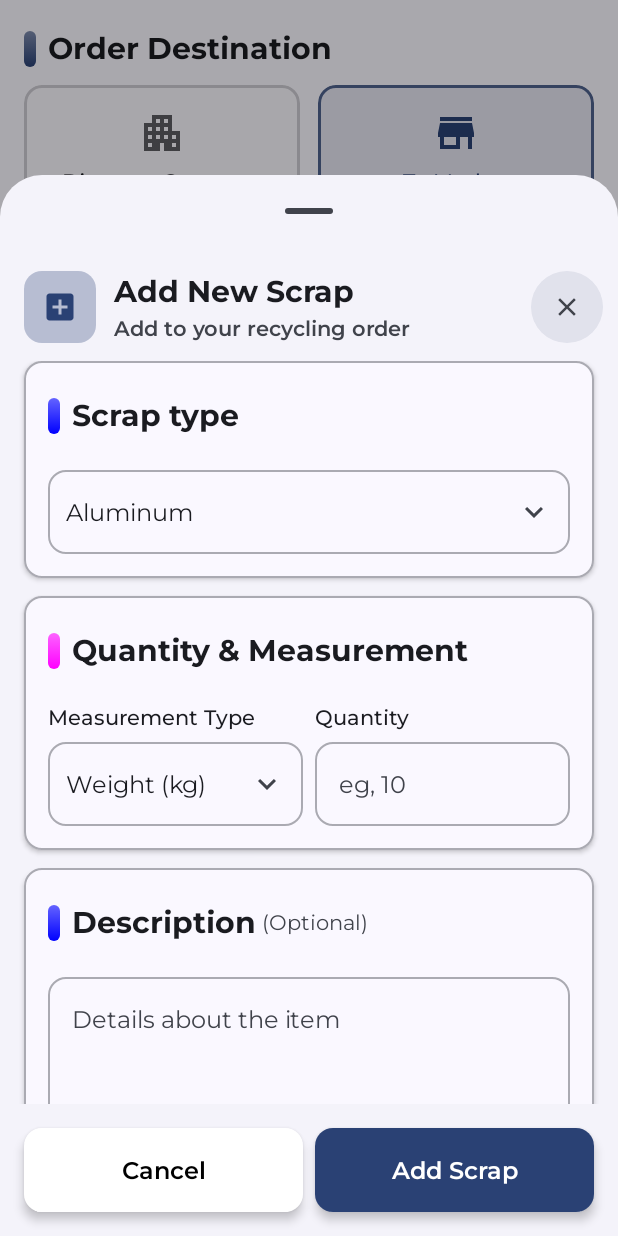
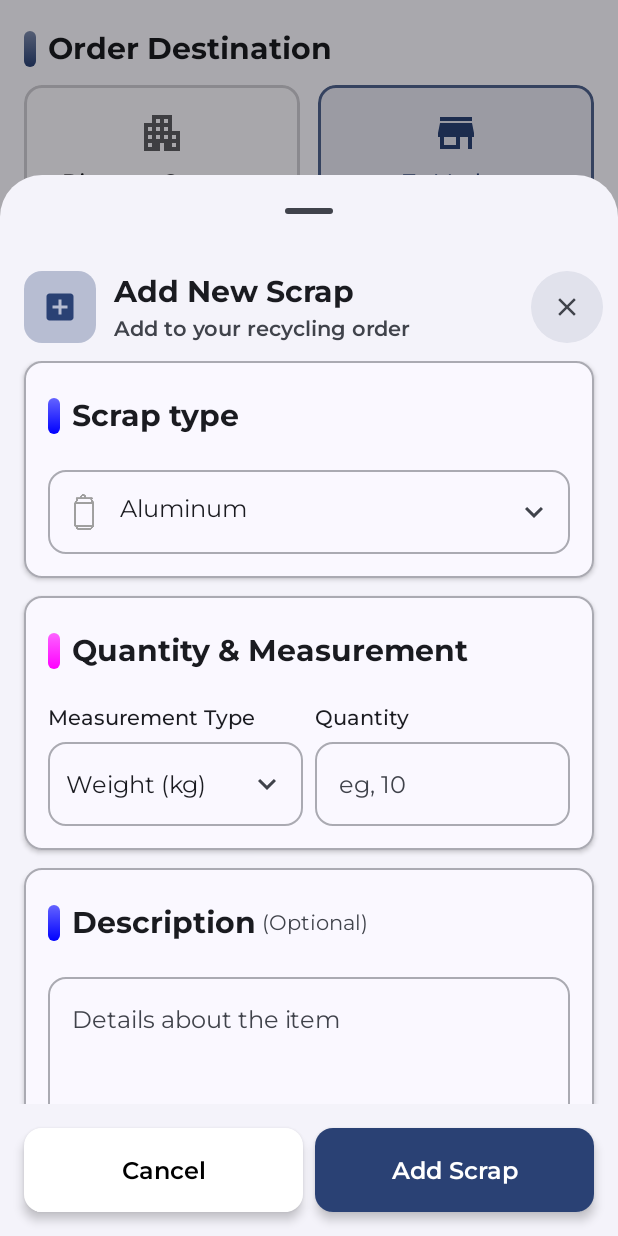
Before and after one commit to ahmedsaad207/Souq-El-Khorda, an Android app built with Jetpack Compose: the composable SellScreen shown on its own in the app's theme, after a tap on "add item", on a phone screen of 412 x 824 dp. Run offline under Robolectric (Android 15) with nearby library versions, the phone set to English and light mode, and no system bars; our stand-ins replace Dagger/Hilt's generated code, Firebase (no records; nobody signed in at launch, a user with empty details on screens opened directly), Room's generated code; libraries missing offline, so code that uses them is left out: androidx.hilt.lifecycle; pictures from the network do not load; Roboto replaces fonts that are not available here; 6 statements that could not run were skipped; 2 other taps on this screen came first.

Commit message:
refactoring and enhancements

```diff
--- a/app/src/main/java/com/delighted2wins/souqelkhorda/core/components/CustomDropDown.kt
+++ b/app/src/main/java/com/delighted2wins/souqelkhorda/core/components/CustomDropDown.kt
@@ -1,13 +1,17 @@
 package com.delighted2wins.souqelkhorda.core.components
 
+import android.annotation.SuppressLint
+import androidx.annotation.DrawableRes
 import androidx.compose.foundation.background
 import androidx.compose.foundation.border
 import androidx.compose.foundation.clickable
 import androidx.compose.foundation.layout.Arrangement
 import androidx.compose.foundation.layout.Column
 import androidx.compose.foundation.layout.Row
+import androidx.compose.foundation.layout.Spacer
 import androidx.compose.foundation.layout.fillMaxWidth
 import androidx.compose.foundation.layout.padding
+import androidx.compose.foundation.layout.size
 import androidx.compose.foundation.layout.width
 import androidx.compose.foundation.shape.RoundedCornerShape
 import androidx.compose.material.icons.Icons
@@ -29,16 +33,21 @@ import androidx.compose.ui.Modifier
 import androidx.compose.ui.graphics.Color
 import androidx.compose.ui.layout.onGloballyPositioned
 import androidx.compose.ui.platform.LocalDensity
+import androidx.compose.ui.res.painterResource
 import androidx.compose.ui.unit.dp
 
+@SuppressLint("SupportAnnotationUsage")
 @Composable
 fun <T : Enum<T>> CustomDropDown(
     modifier: Modifier = Modifier,
     options: Array<T>,
     onOptionSelected: (T) -> Unit,
     labelMapper: (T) -> String,
+    iconTintMapper: (T) -> Color = { Color.Unspecified },
+    @DrawableRes iconResMapper: (T) -> Int = { 0 },
     selectedOption: T
 ) {
+
     var expanded by remember { mutableStateOf(false) }
     var rowWidth by remember { mutableIntStateOf(0) }
 
@@ -61,10 +70,26 @@ fun <T : Enum<T>> CustomDropDown(
                     rowWidth = coordinates.size.width
                 }
         ) {
+            Row(
+                modifier = Modifier.weight(1f)
+            ) {
+                if (iconResMapper(selectedOption) != 0) {
+
+                    Icon(
+                        painter = painterResource(iconResMapper(selectedOption)),
+                        contentDescription = null,
+                        modifier = Modifier
+                            .size(24.dp),
+                        tint = iconTintMapper(selectedOption)
+                    )
+                    Spacer(Modifier.width(12.dp))
+                }
                 Text(
                     text = labelMapper(selectedOption),
+                    style = MaterialTheme.typography.bodyLarge,
                     color = MaterialTheme.colorScheme.onSurface
                 )
+            }
             Icon(
                 imageVector = if (expanded) Icons.Default.KeyboardArrowUp else Icons.Default.KeyboardArrowDown,
                 contentDescription = null,
@@ -85,17 +110,41 @@ fun <T : Enum<T>> CustomDropDown(
                     1.dp,
                     color = MaterialTheme.colorScheme.outline.copy(0.5f),
                     shape = RoundedCornerShape(12.dp)
-                )
-            ,
+                ),
             containerColor = Color.Transparent,
             shadowElevation = 4.dp,
         ) {
             options.forEach { option ->
+                val isSelected = option == selectedOption
                 DropdownMenuItem(text = {
+                    Row(
+                        modifier = Modifier
+                            .fillMaxWidth()
+                            .background(
+                                if (isSelected) MaterialTheme.colorScheme.primary.copy(0.1f)
+                                else Color.Transparent,
+                                shape = RoundedCornerShape(8.dp),
+                            )
+                            .padding(4.dp),
+                        verticalAlignment = Alignment.CenterVertically
+                    ) {
+
+                        if (iconResMapper(option) != 0) {
+                            Icon(
+                                painter = painterResource(iconResMapper(option)),
+                                contentDescription = null,
+                                modifier = Modifier
+                                    .size(24.dp),
+                                tint = iconTintMapper(option)
+                            )
+                            Spacer(Modifier.width(12.dp))
+                        }
                         Text(
                             labelMapper(option),
+                            style = MaterialTheme.typography.bodyLarge,
                             color = MaterialTheme.colorScheme.onSurface
                         )
+                    }
                 }, onClick = {
                     onOptionSelected(option)
                     expanded = false
--- a/app/src/main/java/com/delighted2wins/souqelkhorda/core/enums/ScrapType.kt
+++ b/app/src/main/java/com/delighted2wins/souqelkhorda/core/enums/ScrapType.kt
@@ -2,15 +2,21 @@ package com.delighted2wins.souqelkhorda.core.enums
 
 import android.annotation.SuppressLint
 import android.content.Context
+import androidx.annotation.DrawableRes
 import androidx.annotation.StringRes
+import androidx.compose.ui.graphics.Color
 import com.delighted2wins.souqelkhorda.R
 
-enum class ScrapType(@SuppressLint("SupportAnnotationUsage") @StringRes val labelRes: Int) {
-    Aluminum(R.string.aluminum),
-    Paper(R.string.paper),
-    Glass(R.string.glass),
-    Plastic(R.string.plastic),
-    CustomScrap(R.string.custom_item);
+enum class ScrapType(
+    @SuppressLint("SupportAnnotationUsage") @StringRes val labelRes: Int,
+    @DrawableRes val iconRes: Int,
+    val tint: Color
+) {
+    Aluminum(R.string.aluminum, R.drawable.aluminum, Color(0xFF9E9E9E)),
+    Paper(R.string.paper, R.drawable.paper, Color(0xFF4CAF50)),
+    Glass(R.string.glass, R.drawable.glass, Color(0xFF2196F3)),
+    Plastic(R.string.plastic, R.drawable.plastic, Color(0xFFFF9800)),
+    CustomScrap(R.string.custom_item, R.drawable.custom, Color(0xFF9C27B0));
 
     fun getLabel(context: Context): String {
         return context.getString(labelRes)
--- a/app/src/main/java/com/delighted2wins/souqelkhorda/features/sell/presentation/components/BottomSheetSection.kt
+++ b/app/src/main/java/com/delighted2wins/souqelkhorda/features/sell/presentation/components/BottomSheetSection.kt
@@ -203,7 +203,9 @@ fun BottomSheetSection(
                         options = ScrapType.entries.toTypedArray(),
                         selectedOption = selectedScrapType.value,
                         onOptionSelected = { selectedScrapType.value = it },
-                        labelMapper = { it.getLabel(context) }
+                        labelMapper = { it.getLabel(context) },
+                        iconTintMapper = {it.tint},
+                        iconResMapper = { it.iconRes }
                     )
                 }
             }
--- a/app/src/main/res/values/strings.xml
+++ b/app/src/main/res/values/strings.xml
@@ -78,7 +78,7 @@
     <string name="add_to_your_recycling_order">Add to your recycling order</string>
     <string name="close">Close</string>
     <string name="scrap_type">Scrap type</string>
-    <string name="custom_scrap_name">"Custom scrap name "</string>
+    <string name="custom_scrap_name">"scrap name "</string>
     <string name="e_g_copper_wire">e.g., Copper wire</string>
     <string name="quantity_measurement"><![CDATA["Quantity & Measurement "]]></string>
     <string name="measurement_type">Measurement Type</string>
@@ -119,8 +119,9 @@
     <string name="paper">Paper</string>
     <string name="glass">Glass</string>
     <string name="plastic">Plastic</string>
-    <string name="custom_item">Custom Item</string>
+    <string name="custom_item">Other</string>
     <string name="weight_kg">Weight (kg)</string>
     <string name="pieces">Pieces</string>
+    <string name="order_submitted_successfully">Order submitted successfully</string>
 
 </resources>
```
Also changed, not shown: app/src/main/java/com/delighted2wins/souqelkhorda/features/sell/presentation/components/ScrapItem.kt (+6 -5 lines), app/src/main/java/com/delighted2wins/souqelkhorda/features/sell/presentation/screen/SellScreen.kt (+20 -20 lines), app/src/main/java/com/delighted2wins/souqelkhorda/navigation/NavigationRoot.kt (+5 -2 lines), app/src/main/res/drawable/aluminum.png (added), app/src/main/res/drawable/custom.png (added), app/src/main/res/drawable/glass.png (added), app/src/main/res/drawable/paper.png (added), app/src/main/res/drawable/plastic.png (added), 1 other file. Lines whose indentation alone changed are shown as unchanged.
